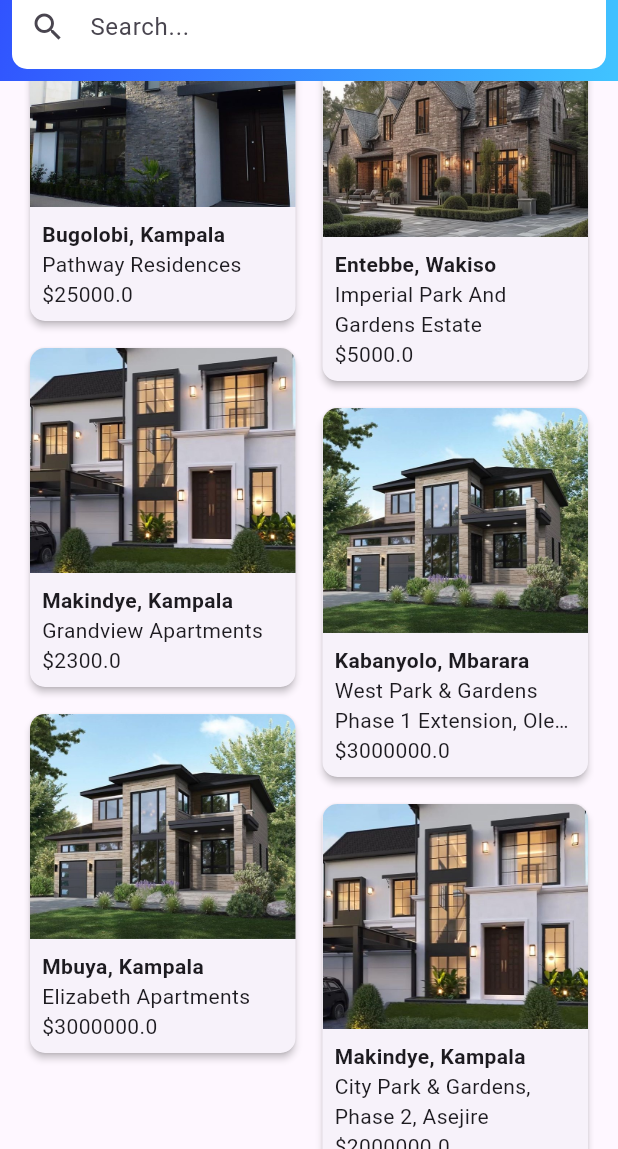
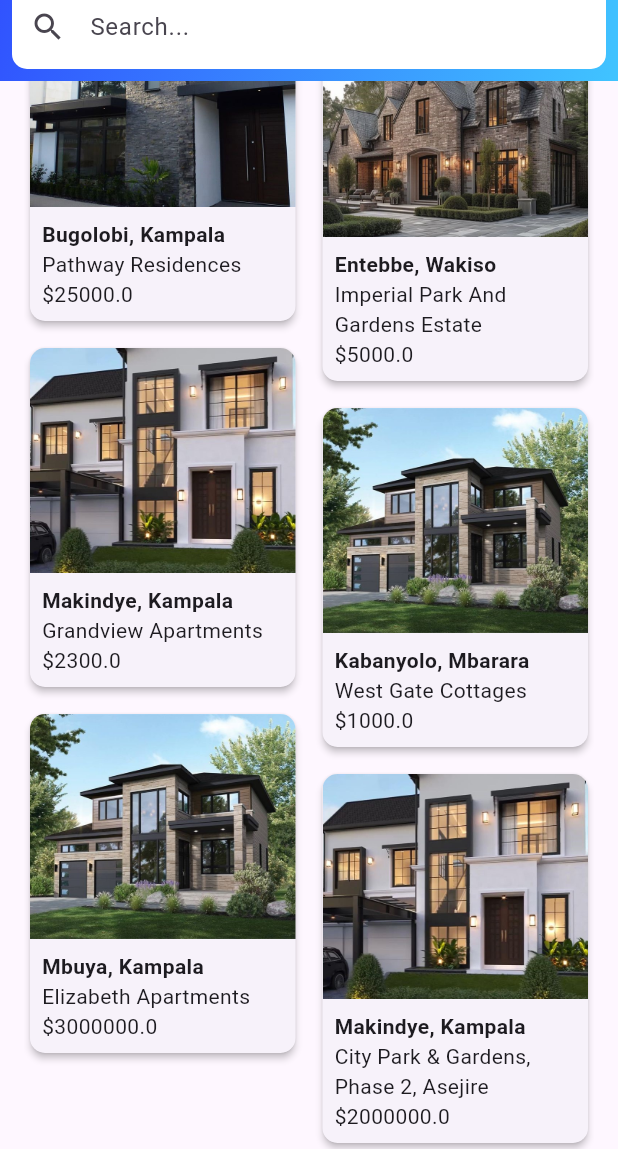
Before and after one commit to Ggayi-Edward/Property_management_application, a Flutter app: the EstateListingView screen opened by its route, scrolled down 314 dp, on a phone screen of 412 x 824 dp, the part 87-1236 px from its top. Run offline on Flutter 3.47's test engine with Material 3 defaults, Android fonts, the phone set to English and light mode, and no system bars; our stand-ins replace carousel_slider, firebase_auth, firebase_core, firebase_storage, flutter_svg, fluttertoast and 3 more; accounts and stored records are empty; project files that could hold a hidden picture were left out.

Commit message:
management lib data

```diff
--- a/lib/data/estate_data.dart
+++ b/lib/data/estate_data.dart
@@ -102,8 +102,8 @@ class EstateData {
         'swimmingPool': true,
       },
       location: 'Kabanyolo, Mbarara',
-      price: 3000000.0,
-      title: 'West Park & Gardens Phase 1 Extension, Oleyo',
+      price: 1000.0,
+      title: 'West Gate Cottages',
       roomImages: [
         'assets/images/houses/rooms/bathroom5.jfif',
         'assets/images/houses/rooms/kitchen5.jfif',
```
